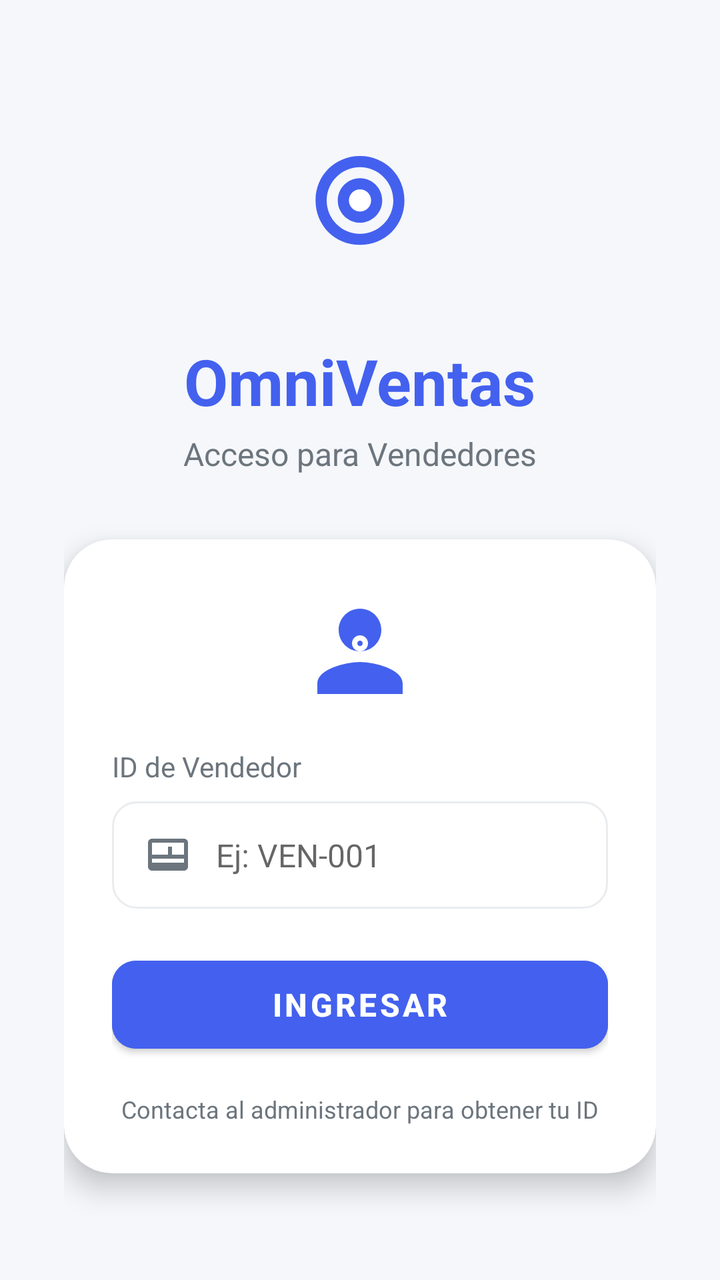
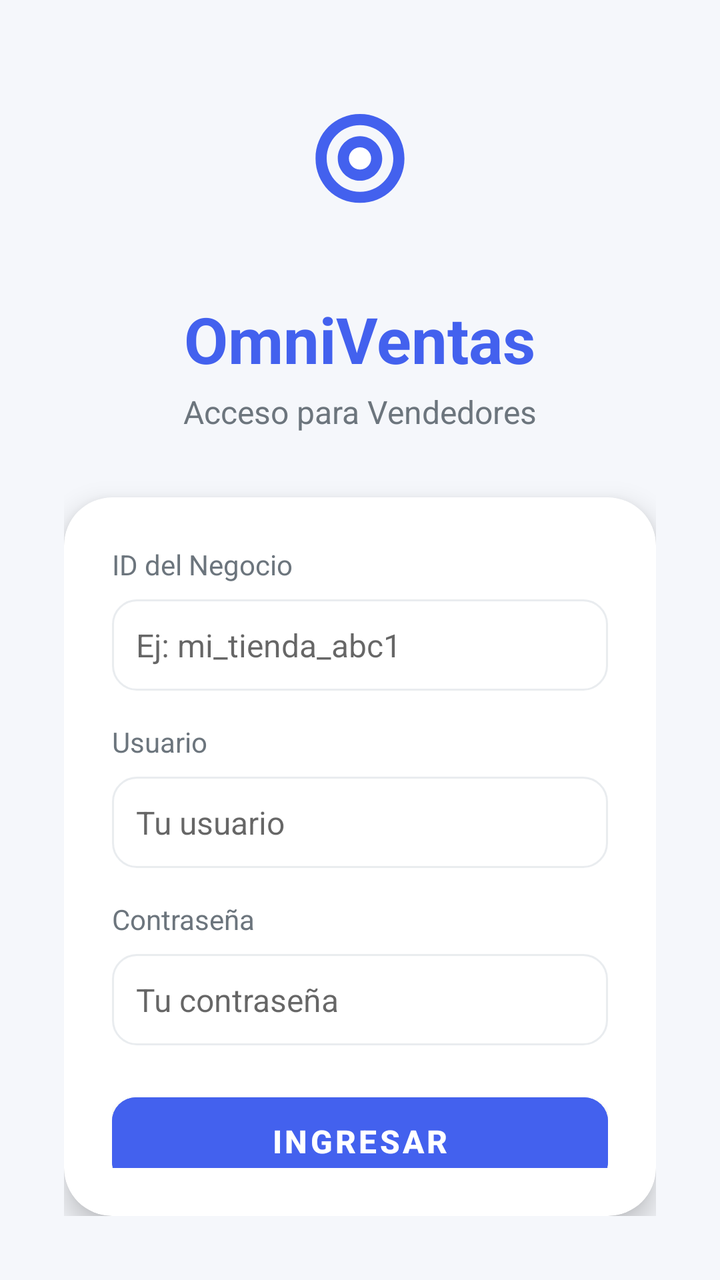

Screens rendered from an Android XML layout before and after an edit, with the pre-edit source and the edit as a unified diff.
<!-- AndroidManifest.xml: application theme Theme.OmniVentas -->
<!-- res/layout/activity_login.xml -->
<?xml version="1.0" encoding="utf-8"?>
<LinearLayout xmlns:android="http://schemas.android.com/apk/res/android"
    xmlns:app="http://schemas.android.com/apk/res-auto"
    android:layout_width="match_parent"
    android:layout_height="match_parent"
    android:orientation="vertical"
    android:gravity="center"
    android:padding="32dp"
    android:background="@color/light_gray">

    
    <ImageView
        android:id="@+id/iv_logo"
        android:layout_width="100dp"
        android:layout_height="100dp"
        android:src="@drawable/ic_launcher_foreground"
        android:layout_marginBottom="16dp"
        android:scaleType="centerInside" />

    
    <TextView
        android:id="@+id/tv_title"
        android:layout_width="wrap_content"
        android:layout_height="wrap_content"
        android:text="OmniVentas"
        android:textSize="32sp"
        android:textStyle="bold"
        android:textColor="@color/primary"
        android:layout_marginBottom="4dp" />

    <TextView
        android:id="@+id/tv_subtitle"
        android:layout_width="wrap_content"
        android:layout_height="wrap_content"
        android:text="Acceso para Vendedores"
        android:textSize="16sp"
        android:textColor="@color/gray"
        android:layout_marginBottom="32dp" />

    
    <androidx.cardview.widget.CardView
        android:id="@+id/card_login"
        android:layout_width="match_parent"
        android:layout_height="wrap_content"
        app:cardCornerRadius="24dp"
        app:cardElevation="8dp"
        app:cardBackgroundColor="@color/white">

        <LinearLayout
            android:layout_width="match_parent"
            android:layout_height="wrap_content"
            android:orientation="vertical"
            android:padding="24dp">

            
            <ImageView
                android:layout_width="64dp"
                android:layout_height="64dp"
                android:src="@drawable/ic_vendor"
                android:layout_gravity="center"
                android:layout_marginBottom="16dp" />

            <TextView
                android:layout_width="wrap_content"
                android:layout_height="wrap_content"
                android:text="ID de Vendedor"
                android:textSize="14sp"
                android:textColor="@color/gray"
                android:layout_marginBottom="8dp" />

            
            <LinearLayout
                android:layout_width="match_parent"
                android:layout_height="wrap_content"
                android:orientation="horizontal"
                android:background="@drawable/edit_text_background"
                android:padding="4dp"
                android:layout_marginBottom="20dp">

                <ImageView
                    android:layout_width="24dp"
                    android:layout_height="24dp"
                    android:src="@drawable/ic_vendor_id"
                    android:layout_gravity="center"
                    android:layout_marginStart="12dp" />

                <EditText
                    android:id="@+id/et_vendor_id"
                    android:layout_width="0dp"
                    android:layout_height="wrap_content"
                    android:layout_weight="1"
                    android:hint="Ej: VEN-001"
                    android:inputType="text"
                    android:background="@android:color/transparent"
                    android:padding="12dp"
                    android:textSize="16dp"
                    android:textColor="@color/dark" />
            </LinearLayout>

            
            <Button
                android:id="@+id/btn_login"
                android:layout_width="match_parent"
                android:layout_height="56dp"
                android:text="Ingresar"
                android:textSize="16sp"
                android:textStyle="bold"
                android:backgroundTint="@color/primary"
                app:cornerRadius="12dp" />

            
            <TextView
                android:layout_width="wrap_content"
                android:layout_height="wrap_content"
                android:text="Contacta al administrador para obtener tu ID"
                android:textSize="12sp"
                android:textColor="@color/gray"
                android:layout_gravity="center"
                android:layout_marginTop="16dp" />

        </LinearLayout>
    </androidx.cardview.widget.CardView>

</LinearLayout>
<!-- resources referenced by this layout -->
<resources>
  <color name="dark">#212529</color>
  <color name="gray">#6C757D</color>
  <color name="light_gray">#F5F7FB</color>
  <color name="primary">#4361EE</color>
  <color name="white">#FFFFFF</color>
  <!-- drawable edit_text_background (drawable) -->
  <?xml version="1.0" encoding="utf-8"?>
  <shape xmlns:android="http://schemas.android.com/apk/res/android">
      <solid android:color="@color/white" />
      <stroke android:width="1dp" android:color="@color/gray_light" />
      <corners android:radius="12dp" />
  </shape>
  <!-- drawable ic_launcher_foreground (drawable) -->
  <?xml version="1.0" encoding="utf-8"?>
  <vector xmlns:android="http://schemas.android.com/apk/res/android"
      android:width="108dp"
      android:height="108dp"
      android:viewportWidth="108"
      android:viewportHeight="108">
      <path
          android:fillColor="#4361EE"
          android:pathData="M54,27C40.5,27 30,37.5 30,51C30,64.5 40.5,75 54,75C67.5,75 78,64.5 78,51C78,37.5 67.5,27 54,27ZM54,69C44.1,69 36,60.9 36,51C36,41.1 44.1,33 54,33C63.9,33 72,41.1 72,51C72,60.9 63.9,69 54,69ZM54,39C47.4,39 42,44.4 42,51C42,57.6 47.4,63 54,63C60.6,63 66,57.6 66,51C66,44.4 60.6,39 54,39Z"/>
      <path
          android:fillColor="#FFFFFF"
          android:pathData="M54,45C50.7,45 48,47.7 48,51C48,54.3 50.7,57 54,57C57.3,57 60,54.3 60,51C60,47.7 57.3,45 54,45Z"/>
  </vector>
  <!-- drawable ic_vendor (drawable) -->
  <?xml version="1.0" encoding="utf-8"?>
  <vector xmlns:android="http://schemas.android.com/apk/res/android"
      android:width="64dp"
      android:height="64dp"
      android:viewportWidth="24"
      android:viewportHeight="24">
      <path
          android:fillColor="@color/primary"
          android:pathData="M12,12c2.21,0 4,-1.79 4,-4s-1.79,-4 -4,-4 -4,1.79 -4,4 1.79,4 4,4zM12,14c-2.67,0 -8,1.34 -8,4v2h16v-2c0,-2.66 -5.33,-4 -8,-4z"/>
      <path
          android:fillColor="@color/white"
          android:pathData="M12,12c-0.83,0 -1.5,-0.67 -1.5,-1.5S11.17,9 12,9s1.5,0.67 1.5,1.5S12.83,12 12,12zM12,10c-0.28,0 -0.5,0.22 -0.5,0.5S11.72,11 12,11s0.5,-0.22 0.5,-0.5S12.28,10 12,10z"/>
  </vector>
  <!-- drawable ic_vendor_id (drawable) -->
  <?xml version="1.0" encoding="utf-8"?>
  <vector xmlns:android="http://schemas.android.com/apk/res/android"
      android:width="24dp"
      android:height="24dp"
      android:viewportWidth="24"
      android:viewportHeight="24">
      <path
          android:fillColor="@color/gray"
          android:pathData="M20,4H4c-1.1,0 -2,0.9 -2,2v12c0,1.1 0.9,2 2,2h16c1.1,0 2,-0.9 2,-2V6c0,-1.1 -0.9,-2 -2,-2zM4,6h16v2H4V6zM4,12v-2h4v2H4zM4,10V8h4v2H4zM12,12H8v-2h4v2zM12,10H8V8h4v2zM20,12h-6v-2h6v2zM20,10h-6V8h6v2zM4,16v-2h16v2H4z"/>
  </vector>
  <style name="Theme.OmniVentas" parent="Theme.MaterialComponents.DayNight.NoActionBar">
          <item name="colorPrimary">@color/primary</item>
          <item name="colorPrimaryVariant">@color/primary_dark</item>
          <item name="colorOnPrimary">@color/white</item>
          <item name="colorSecondary">@color/secondary</item>
          <item name="colorOnSecondary">@color/white</item>
          <item name="android:statusBarColor">@color/primary</item>
          <item name="android:windowBackground">@color/light_gray</item>
      </style>
  <color name="gray_light">#E9ECEF</color>
  <color name="primary_dark">#3A56D4</color>
  <color name="secondary">#3F37C9</color>
</resources>

<!-- the commit's change to res/layout/activity_login.xml (unified diff, before → after) -->
@@ -8,7 +8,6 @@
     android:padding="32dp"
     android:background="@color/light_gray">
 
-    
     <ImageView
         android:id="@+id/iv_logo"
         android:layout_width="100dp"
@@ -17,7 +16,6 @@
         android:layout_marginBottom="16dp"
         android:scaleType="centerInside" />
 
-    
     <TextView
         android:id="@+id/tv_title"
         android:layout_width="wrap_content"
@@ -37,7 +35,6 @@
         android:textColor="@color/gray"
         android:layout_marginBottom="32dp" />
 
-    
     <androidx.cardview.widget.CardView
         android:id="@+id/card_login"
         android:layout_width="match_parent"
@@ -53,51 +50,68 @@
             android:padding="24dp">
 
             
-            <ImageView
-                android:layout_width="64dp"
-                android:layout_height="64dp"
-                android:src="@drawable/ic_vendor"
-                android:layout_gravity="center"
-                android:layout_marginBottom="16dp" />
-
             <TextView
                 android:layout_width="wrap_content"
                 android:layout_height="wrap_content"
-                android:text="ID de Vendedor"
+                android:text="ID del Negocio"
                 android:textSize="14sp"
                 android:textColor="@color/gray"
                 android:layout_marginBottom="8dp" />
 
-            
-            <LinearLayout
+            <EditText
+                android:id="@+id/et_vendor_id"
                 android:layout_width="match_parent"
                 android:layout_height="wrap_content"
-                android:orientation="horizontal"
+                android:hint="Ej: mi_tienda_abc1"
+                android:inputType="text"
                 android:background="@drawable/edit_text_background"
-                android:padding="4dp"
-                android:layout_marginBottom="20dp">
-
-                <ImageView
-                    android:layout_width="24dp"
-                    android:layout_height="24dp"
-                    android:src="@drawable/ic_vendor_id"
-                    android:layout_gravity="center"
-                    android:layout_marginStart="12dp" />
-
-                <EditText
-                    android:id="@+id/et_vendor_id"
-                    android:layout_width="0dp"
-                    android:layout_height="wrap_content"
-                    android:layout_weight="1"
-                    android:hint="Ej: VEN-001"
-                    android:inputType="text"
-                    android:background="@android:color/transparent"
-                    android:padding="12dp"
-                    android:textSize="16dp"
-                    android:textColor="@color/dark" />
-            </LinearLayout>
+                android:padding="12dp"
+                android:textSize="16sp"
+                android:textColor="@color/dark"
+                android:layout_marginBottom="16dp" />
 
             
+            <TextView
+                android:layout_width="wrap_content"
+                android:layout_height="wrap_content"
+                android:text="Usuario"
+                android:textSize="14sp"
+                android:textColor="@color/gray"
+                android:layout_marginBottom="8dp" />
+
+            <EditText
+                android:id="@+id/et_username"
+                android:layout_width="match_parent"
+                android:layout_height="wrap_content"
+                android:hint="Tu usuario"
+                android:inputType="text"
+                android:background="@drawable/edit_text_background"
+                android:padding="12dp"
+                android:textSize="16sp"
+                android:textColor="@color/dark"
+                android:layout_marginBottom="16dp" />
+
+            
+            <TextView
+                android:layout_width="wrap_content"
+                android:layout_height="wrap_content"
+                android:text="Contraseña"
+                android:textSize="14sp"
+                android:textColor="@color/gray"
+                android:layout_marginBottom="8dp" />
+
+            <EditText
+                android:id="@+id/et_password"
+                android:layout_width="match_parent"
+                android:layout_height="wrap_content"
+                android:hint="Tu contraseña"
+                android:inputType="textPassword"
+                android:background="@drawable/edit_text_background"
+                android:padding="12dp"
+                android:textSize="16sp"
+                android:textColor="@color/dark"
+                android:layout_marginBottom="20dp" />
+
             <Button
                 android:id="@+id/btn_login"
                 android:layout_width="match_parent"
@@ -108,11 +122,10 @@
                 android:backgroundTint="@color/primary"
                 app:cornerRadius="12dp" />
 
-            
             <TextView
                 android:layout_width="wrap_content"
                 android:layout_height="wrap_content"
-                android:text="Contacta al administrador para obtener tu ID"
+                android:text="Contacta al administrador para obtener tus credenciales"
                 android:textSize="12sp"
                 android:textColor="@color/gray"
                 android:layout_gravity="center"
<!-- resource entries referenced after the edit -->
@@ -26,31 +26,6 @@
           android:fillColor="#FFFFFF"
           android:pathData="M54,45C50.7,45 48,47.7 48,51C48,54.3 50.7,57 54,57C57.3,57 60,54.3 60,51C60,47.7 57.3,45 54,45Z"/>
   </vector>
-  <!-- drawable ic_vendor (drawable) -->
-  <?xml version="1.0" encoding="utf-8"?>
-  <vector xmlns:android="http://schemas.android.com/apk/res/android"
-      android:width="64dp"
-      android:height="64dp"
-      android:viewportWidth="24"
-      android:viewportHeight="24">
-      <path
-          android:fillColor="@color/primary"
-          android:pathData="M12,12c2.21,0 4,-1.79 4,-4s-1.79,-4 -4,-4 -4,1.79 -4,4 1.79,4 4,4zM12,14c-2.67,0 -8,1.34 -8,4v2h16v-2c0,-2.66 -5.33,-4 -8,-4z"/>
-      <path
-          android:fillColor="@color/white"
-          android:pathData="M12,12c-0.83,0 -1.5,-0.67 -1.5,-1.5S11.17,9 12,9s1.5,0.67 1.5,1.5S12.83,12 12,12zM12,10c-0.28,0 -0.5,0.22 -0.5,0.5S11.72,11 12,11s0.5,-0.22 0.5,-0.5S12.28,10 12,10z"/>
-  </vector>
-  <!-- drawable ic_vendor_id (drawable) -->
-  <?xml version="1.0" encoding="utf-8"?>
-  <vector xmlns:android="http://schemas.android.com/apk/res/android"
-      android:width="24dp"
-      android:height="24dp"
-      android:viewportWidth="24"
-      android:viewportHeight="24">
-      <path
-          android:fillColor="@color/gray"
-          android:pathData="M20,4H4c-1.1,0 -2,0.9 -2,2v12c0,1.1 0.9,2 2,2h16c1.1,0 2,-0.9 2,-2V6c0,-1.1 -0.9,-2 -2,-2zM4,6h16v2H4V6zM4,12v-2h4v2H4zM4,10V8h4v2H4zM12,12H8v-2h4v2zM12,10H8V8h4v2zM20,12h-6v-2h6v2zM20,10h-6V8h6v2zM4,16v-2h16v2H4z"/>
-  </vector>
   <style name="Theme.OmniVentas" parent="Theme.MaterialComponents.DayNight.NoActionBar">
           <item name="colorPrimary">@color/primary</item>
           <item name="colorPrimaryVariant">@color/primary_dark</item>
